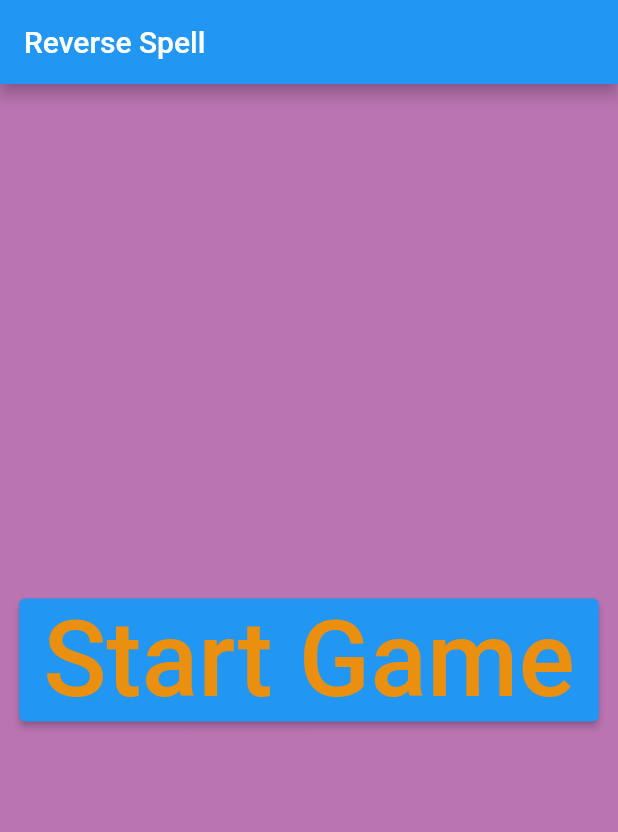
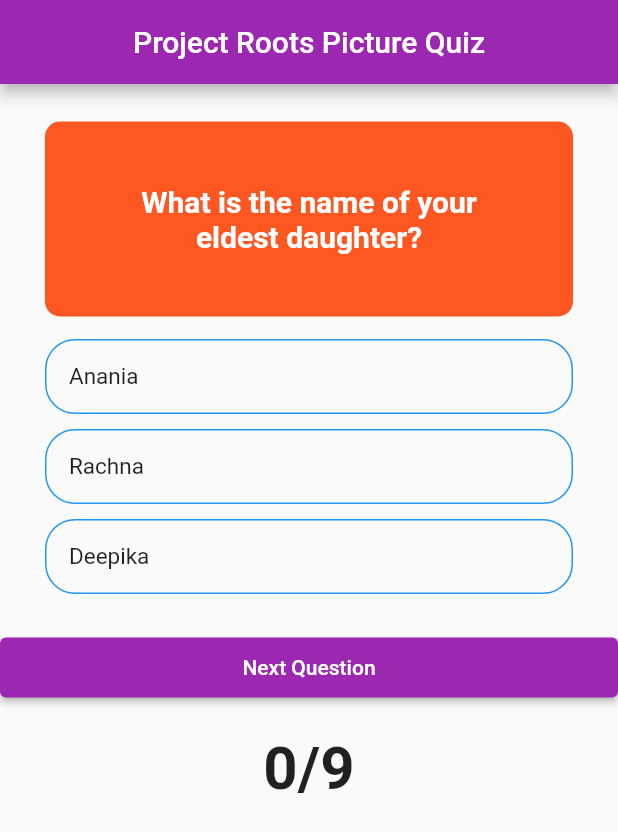
Before and after one commit to inirah02/ProjectRoots, a Flutter app: the screen it shows after launch, on a phone screen of 412 x 824 dp. Shown: the top 832 px of the screen. Run offline on Flutter 3.47's test engine with Material 2 defaults, Android fonts, the phone set to English and light mode, and no system bars; our stand-ins replace firebase_auth, firebase_core, flutter_tts; accounts and stored records are empty.

Commit message:
Initial Commit for Picture Quiz Activity
Co-authored-by: Rohan Thacker <rohanthacker@users.noreply.github.com>

```diff
--- /dev/null
+++ b/lib/src/activities/picture_quiz/answer.dart
@@ -0,0 +1,42 @@
+import 'package:flutter/material.dart';
+
+class Answer extends StatelessWidget {
+  final bool isImage;
+  final String answerText;
+  Color? answerColor;
+  final VoidCallback answerTap;
+
+  Answer({
+    this.isImage = false,
+    required this.answerText,
+    this.answerColor,
+    required this.answerTap,
+  });
+
+  @override
+  Widget build(BuildContext context) {
+    return InkWell(
+      onTap: answerTap,
+      child: Container(
+        padding: EdgeInsets.all(15.0),
+        margin: EdgeInsets.symmetric(vertical: 5.0, horizontal: 30.0),
+        width: !isImage ? double.infinity : null,
+        decoration: BoxDecoration(
+          color: answerColor,
+          border: Border.all(color: Colors.blue),
+          borderRadius: BorderRadius.circular(20.0),
+        ),
+        child: !isImage
+            ? Text(
+                answerText,
+                style: TextStyle(
+                  fontSize: 15.0,
+                ),
+              )
+            : Image.asset(
+                'assets/images/1.jpg',
+              ),
+      ),
+    );
+  }
+}
--- /dev/null
+++ b/lib/src/activities/picture_quiz/picture_quiz.dart
@@ -0,0 +1,277 @@
+import 'package:flutter/material.dart';
+import 'package:projectroots/src/activities/picture_quiz/answer.dart';
+
+class Home extends StatefulWidget {
+  @override
+  _HomeState createState() => _HomeState();
+}
+
+class _HomeState extends State<Home> {
+  List<Icon> _scoreTracker = [];
+  int _questionIndex = 0;
+  int _totalScore = 0;
+  bool answerWasSelected = false;
+  bool endOfQuiz = false;
+  bool correctAnswerSelected = false;
+
+  void _questionAnswered(bool answerScore) {
+    setState(() {
+      // answer was selected
+      answerWasSelected = true;
+      // check if answer was correct
+      if (answerScore) {
+        _totalScore++;
+        correctAnswerSelected = true;
+      }
+      // adding to the score tracker on top
+      _scoreTracker.add(
+        answerScore
+            ? Icon(
+                Icons.check_circle,
+                color: Colors.green,
+              )
+            : Icon(
+                Icons.clear,
+                color: Colors.red,
+              ),
+      );
+      //when the quiz ends
+      if (_questionIndex + 1 == _questions.length) {
+        endOfQuiz = true;
+      }
+    });
+  }
+
+  void _nextQuestion() {
+    setState(() {
+      _questionIndex++;
+      answerWasSelected = false;
+      correctAnswerSelected = false;
+    });
+    // what happens at the end of the quiz
+    if (_questionIndex >= _questions.length) {
+      _resetQuiz();
+    }
+  }
+
+  void _resetQuiz() {
+    setState(() {
+      _questionIndex = 0;
+      _totalScore = 0;
+      _scoreTracker = [];
+      endOfQuiz = false;
+    });
+  }
+
+  @override
+  Widget build(BuildContext context) {
+    return Scaffold(
+        appBar: AppBar(
+          title: Text(
+            'Project Roots Picture Quiz',
+            style: TextStyle(color: Colors.white),
+          ),
+          centerTitle: true,
+        ),
+        body: SingleChildScrollView(
+          child: Center(
+            child: Column(
+              children: [
+                Row(
+                  children: [
+                    if (_scoreTracker.length == 0)
+                      SizedBox(
+                        height: 25.0,
+                      ),
+                    if (_scoreTracker.length > 0) ..._scoreTracker
+                  ],
+                ),
+                Container(
+                  width: double.infinity,
+                  height: 130.0,
+                  margin:
+                      EdgeInsets.only(bottom: 10.0, left: 30.0, right: 30.0),
+                  padding:
+                      EdgeInsets.symmetric(horizontal: 50.0, vertical: 20.0),
+                  decoration: BoxDecoration(
+                    color: Colors.deepOrange,
+                    borderRadius: BorderRadius.circular(10.0),
+                  ),
+                  child: Center(
+                    child: Text(
+                      _questions[_questionIndex]['question'] as String,
+                      textAlign: TextAlign.center,
+                      style: TextStyle(
+                        fontSize: 20.0,
+                        color: Colors.white,
+                        fontWeight: FontWeight.bold,
+                      ),
+                    ),
+                  ),
+                ),
+                ...(_questions[_questionIndex]['answers']
+                        as List<Map<String, Object>>)
+                    .map(
+                  (answer) => Answer(
+                    isImage: answer.containsKey('answerImage'),
+                    answerText: (answer.containsKey('answerText')
+                        ? answer['answerText']
+                        : answer['answerImage']) as String,
+                    answerColor: answerWasSelected
+                        ? (answer['score'] as bool)
+                            ? Colors.green
+                            : Colors.red
+                        : null,
+                    answerTap: () {
+                      // if answer was already selected then nothing happens onTap
+                      if (answerWasSelected) {
+                        return;
+                      }
+                      //answer is being selected
+                      _questionAnswered((answer['score'] as bool));
+                    },
+                  ),
+                ),
+                SizedBox(height: 20.0),
+                ElevatedButton(
+                  style: ElevatedButton.styleFrom(
+                    minimumSize: Size(double.infinity, 40.0),
+                  ),
+                  onPressed: () {
+                    if (!answerWasSelected) {
+                      ScaffoldMessenger.of(context).showSnackBar(SnackBar(
+                        content: Text(
+                            'Please select an answer before going to the next question'),
+                      ));
+                      return;
+                    }
+                    _nextQuestion();
+                  },
+                  child: Text(endOfQuiz ? 'Restart Quiz' : 'Next Question'),
+                ),
+                Container(
+                  padding: EdgeInsets.all(20.0),
+                  child: Text(
+                    '${_totalScore.toString()}/${_questions.length}',
+                    style:
+                        TextStyle(fontSize: 40.0, fontWeight: FontWeight.bold),
+                  ),
+                ),
+                if (answerWasSelected && !endOfQuiz)
+                  Container(
+                    height: 100,
+                    width: double.infinity,
+                    color: correctAnswerSelected ? Colors.green : Colors.red,
+                    child: Center(
+                      child: Text(
+                        correctAnswerSelected
+                            ? 'Well done, you got it right!'
+                            : 'Oops! That was wrong! :/',
+                        style: TextStyle(
+                          fontSize: 20.0,
+                          fontWeight: FontWeight.bold,
+                          color: Colors.white,
+                        ),
+                      ),
+                    ),
+                  ),
+                if (endOfQuiz)
+                  Container(
+                    height: 100,
+                    width: double.infinity,
+                    color: Colors.black,
+                    child: Center(
+                      child: Text(
+                        _totalScore > 4
+                            ? 'Congratulations! Your final score is: $_totalScore'
+                            : 'Your final score is: $_totalScore. Better luck next time!',
+                        style: TextStyle(
+                          fontSize: 20.0,
+                          fontWeight: FontWeight.bold,
+                          color: _totalScore > 4 ? Colors.green : Colors.red,
+                        ),
+                      ),
+                    ),
+                  ),
+              ],
+            ),
+          ),
+        ));
+  }
+}
+
+final _questions = const [
+  {
+    'question': 'What is the name of your eldest daughter?',
+    'answers': [
+      {'answerText': 'Anania', 'score': true},
+      {'answerText': 'Rachna', 'score': false},
+      {'answerText': 'Deepika', 'score': false},
+    ],
+  },
+  {
+    'question': 'Which of the following is your house?',
+    'answers': [
+      {'answerImage': '1.png', 'score': false},
+      {'answerImage': '2.png', 'score': false},
+      {'answerImage': '3.png', 'score': true},
+    ],
+  },
+  {
+    'question': 'Which of the following is your mobile phone?',
+    'answers': [
+      {'answerImage': 'phone1', 'score': false},
+      {'answerImage': 'phone2', 'score': false},
+      {'answerImage': 'phone3', 'score': true},
+    ],
+  },
+  {
+    'question': 'Who is your spouse?',
+    'answers': [
+      {'answerText': 'sample1', 'score': false},
+      {'answerText': 'sample2', 'score': true},
+      {'answerText': 'sample3', 'score': false},
+    ],
+  },
+  {
+    'question':
+        'Which part of his body did musician Gene Simmons from Kiss insure for one million dollars?',
+    'answers': [
+      {'answerText': 'His tongue', 'score': true},
+      {'answerText': 'His leg', 'score': false},
+      {'answerText': 'His butt', 'score': false},
+    ],
+  },
+  {
+    'question': 'In which country are Panama hats made?',
+    'answers': [
+      {'answerText': 'Ecuador', 'score': true},
+      {'answerText': 'Panama (duh)', 'score': false},
+      {'answerText': 'Portugal', 'score': false},
+    ],
+  },
+  {
+    'question': 'From which country do French fries originate?',
+    'answers': [
+      {'answerText': 'Belgium', 'score': true},
+      {'answerText': 'France (duh)', 'score': false},
+      {'answerText': 'Switzerland', 'score': false},
+    ],
+  },
+  {
+    'question': 'Which sea creature has three hearts?',
+    'answers': [
+      {'answerText': 'Great White Sharks', 'score': false},
+      {'answerText': 'Killer Whales', 'score': false},
+      {'answerText': 'The Octopus', 'score': true},
+    ],
+  },
+  {
+    'question': 'Which European country eats the most chocolate per capita?',
+    'answers': [
+      {'answerText': 'Belgium', 'score': false},
+      {'answerText': 'The Netherlands', 'score': false},
+      {'answerText': 'Switzerland', 'score': true},
+    ],
+  },
+];
--- a/lib/src/app.dart
+++ b/lib/src/app.dart
@@ -1,5 +1,6 @@
 import 'package:firebase_auth/firebase_auth.dart';
 import 'package:flutter/material.dart';
+import 'package:projectroots/src/activities/picture_quiz/picture_quiz.dart';
 import 'package:projectroots/src/activities/reverse_spell.dart';
 
 class MyApp extends StatelessWidget {
@@ -13,8 +14,8 @@ class MyApp extends StatelessWidget {
       theme: ThemeData(
         primarySwatch: Colors.purple,
       ),
-      home: const Scaffold(
-        body: ReverseSpellActivity(targetWord: "Varuni"),
+      home: Scaffold(
+        body: Home(),
       ),
     );
   }
```
Also changed, not shown: pubspec.yaml (+3 -4 lines), assets/images/1.jpg (added).
